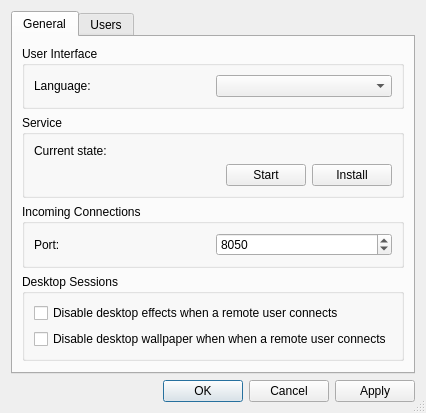
Before: the Qt Designer form source/host/ui/host_config_dialog.ui in dchapyshev/aspia, drawn with Qt 5.
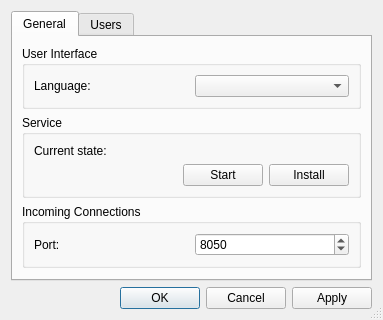
After: the same form once the commit is applied. Icons and pictures are not drawn.

Commit message: - The desktop effects are turned on / off now through the session configuration.

Diff of the .ui file:
```diff
--- a/source/host/ui/host_config_dialog.ui
+++ b/source/host/ui/host_config_dialog.ui
@@ -7,7 +7,7 @@
     <x>0</x>
     <y>0</y>
     <width>383</width>
-    <height>372</height>
+    <height>293</height>
    </rect>
   </property>
   <property name="windowTitle">
@@ -122,29 +122,6 @@
          </layout>
         </widget>
        </item>
-       <item>
-        <widget class="QGroupBox" name="groupbox_desktop">
-         <property name="title">
-          <string>Desktop Sessions</string>
-         </property>
-         <layout class="QVBoxLayout" name="verticalLayout_3">
-          <item>
-           <widget class="QCheckBox" name="checkbox_disable_effects">
-            <property name="text">
-             <string>Disable desktop effects when a remote user connects</string>
-            </property>
-           </widget>
-          </item>
-          <item>
-           <widget class="QCheckBox" name="checkbox_disable_wallpaper">
-            <property name="text">
-             <string>Disable desktop wallpaper when when a remote user connects</string>
-            </property>
-           </widget>
-          </item>
-         </layout>
-        </widget>
-       </item>
        <item>
         <spacer name="verticalSpacer_2">
          <property name="orientation">
```
The commit also changes 15 other files.
